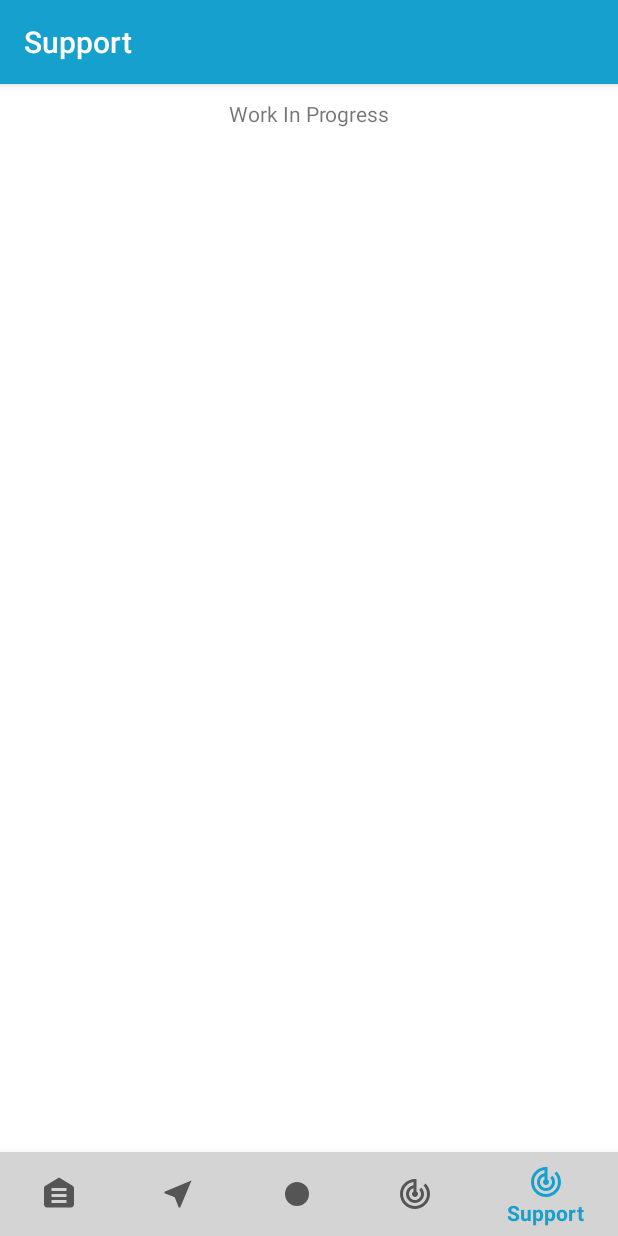
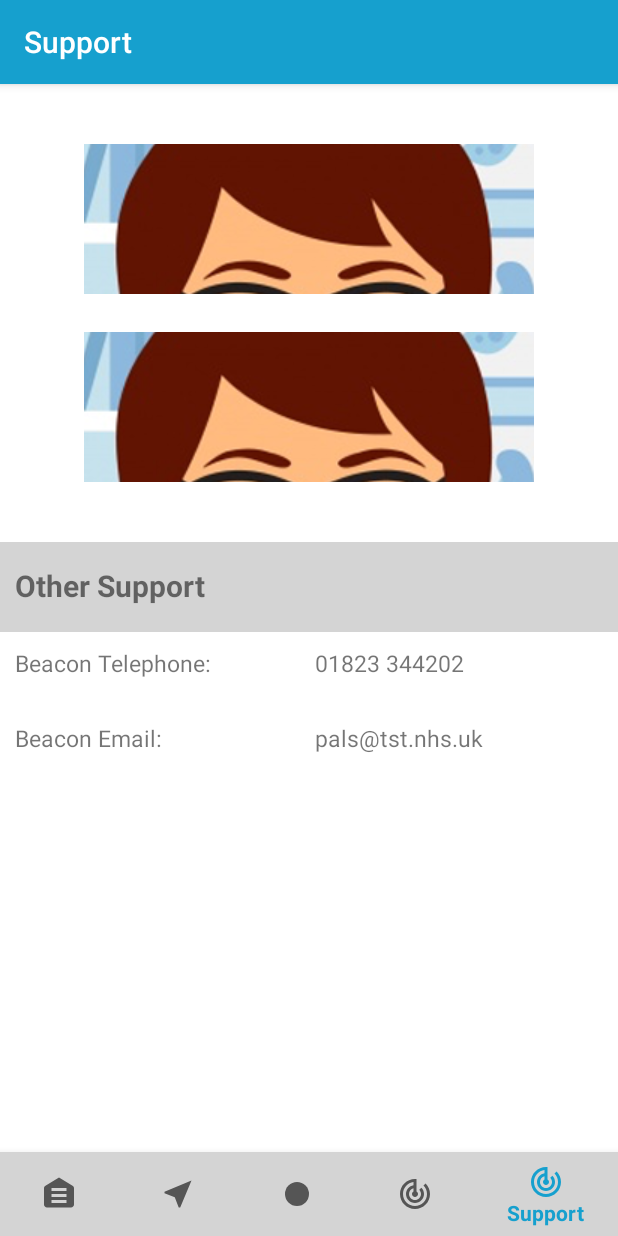
Before and after one commit to chrisUniDev/PRCO203-Android-, an Android app: the screen it shows after launch (MainActivity), item 5 of the bottom bar chosen, on a phone screen of 412 x 824 dp. Run offline under Robolectric (Android 15) with nearby library versions, the phone set to English and light mode, and no system bars.

Commit message:
Support Page designed, needs image update (and button implementation)

```diff
--- a/BBAHealth/app/src/main/java/com/example/bbahealth/MainActivity.java
+++ b/BBAHealth/app/src/main/java/com/example/bbahealth/MainActivity.java
@@ -1,20 +1,13 @@
 package com.example.bbahealth;
 
-import android.content.pm.PackageManager;
 import android.os.Bundle;
 import android.support.annotation.NonNull;
 import android.support.design.widget.BottomNavigationView;
-import android.support.design.widget.TabLayout;
-import android.support.v4.app.Fragment;
-import android.support.v4.app.FragmentManager;
-import android.support.v4.app.FragmentPagerAdapter;
-import android.support.v4.view.ViewPager;
 import android.support.v7.app.AppCompatActivity;
 import android.view.MenuItem;
 import android.view.View;
 import android.widget.AdapterView;
 import android.widget.GridView;
-import android.widget.ImageButton;
 import android.widget.Toast;
 
 public class MainActivity extends AppCompatActivity {
@@ -40,7 +33,6 @@ public class MainActivity extends AppCompatActivity {
                     android.support.v4.app.FragmentTransaction fragmentTransaction1 = getSupportFragmentManager().beginTransaction();
                     fragmentTransaction1.replace(R.id.fragmentScreen, infoFragment, "FragName");
                     fragmentTransaction1.commit();
-                    recordingState = false;
                     infoViewOpen = true;
                     return true;
                 case R.id.navigation_maps:
@@ -49,7 +41,6 @@ public class MainActivity extends AppCompatActivity {
                     fragmentTransaction2.replace(R.id.fragmentScreen, mapsFragment, "FragName");
                     fragmentTransaction2.commit();
                     getSupportFragmentManager().beginTransaction().add(R.id.fragmentScreen, new MapsFragment()).commit();
-                    recordingState = false;
                     infoViewOpen = false;
                     return true;
                 case R.id.navigation_record:
@@ -63,7 +54,6 @@ public class MainActivity extends AppCompatActivity {
                     fragmentTransaction.replace(R.id.recordFragmentScreen, newRecordingFragment, "FragName");
                     fragmentTransaction.commit();
 
-                    recordingState = false;
                     infoViewOpen = false;
                     return true;
                 case R.id.navigation_tracker:
@@ -72,7 +62,6 @@ public class MainActivity extends AppCompatActivity {
                     fragmentTransaction4.replace(R.id.fragmentScreen, trackerFragment, "FragName");
                     fragmentTransaction4.commit();
                     getSupportFragmentManager().beginTransaction().add(R.id.fragmentScreen, new TrackerFragment()).commit();
-                    recordingState = false;
                     infoViewOpen = false;
                     return true;
                 case R.id.navigation_support:
@@ -81,7 +70,6 @@ public class MainActivity extends AppCompatActivity {
                     fragmentTransaction5.replace(R.id.fragmentScreen, supportFragment, "FragName");
                     fragmentTransaction5.commit();
                     getSupportFragmentManager().beginTransaction().add(R.id.fragmentScreen, new SupportFragment()).commit();
-                    recordingState = false;
                     infoViewOpen = false;
                     return true;
             }
@@ -116,8 +104,6 @@ public class MainActivity extends AppCompatActivity {
                 }
             }
         });
-
-
     }
 
     public void openInfoView() {
@@ -127,31 +113,22 @@ public class MainActivity extends AppCompatActivity {
         fragmentTransaction.commit();
     }
 
-    //Recording Area
-
-    boolean recordingState = false;
-
-    public void changeView(View view) {
-        if (!recordingState) {
-            changeViewOld();
-            recordingState = true;
-        } else {
-            changeViewNew();
-            recordingState = false;
-        }
+    public void changeView(View view){
+        changeViewOld();
     }
 
     public void changeViewOld() {
-        setTitle("Old Recordings");
         android.support.v4.app.FragmentTransaction fragmentTransaction = getSupportFragmentManager().beginTransaction();
         fragmentTransaction.replace(R.id.recordFragmentScreen, oldRecordingFragment, "FragName");
         fragmentTransaction.commit();
+        Toast.makeText(MainActivity.this, "FUCK", Toast.LENGTH_SHORT).show();
     }
 
     public void changeViewNew() {
-        setTitle("Record");
         android.support.v4.app.FragmentTransaction fragmentTransaction = getSupportFragmentManager().beginTransaction();
         fragmentTransaction.replace(R.id.recordFragmentScreen, newRecordingFragment, "FragName");
         fragmentTransaction.commit();
     }
+
+
 }
--- a/BBAHealth/app/src/main/java/com/example/bbahealth/NewRecordingFragment.java
+++ b/BBAHealth/app/src/main/java/com/example/bbahealth/NewRecordingFragment.java
@@ -51,14 +51,13 @@ public class NewRecordingFragment extends Fragment {
         playButton.setEnabled(false);
         stopButton.setEnabled(false);
 
-
         recordButton.setOnClickListener(new View.OnClickListener() {
             @Override
             public void onClick(View view) {
 
                 //if(checkPermission()) {
 
-                    AudioSavePathInDevice = Environment.getExternalStorageDirectory().getAbsolutePath() + "/AudioRecording.3gp";
+                AudioSavePathInDevice = Environment.getExternalStorageDirectory().getAbsolutePath() + "/AudioRecordings/Recording" + 1 + ".3gp";
 
                 MediaRecorderReady();
 
@@ -90,6 +89,8 @@ public class NewRecordingFragment extends Fragment {
             @Override
             public void onClick(View view) {
                 mediaRecorder.stop();
+                mediaRecorder.release();
+                mediaRecorder = null;
 
                 stopRecordButton.setEnabled(false);
                 playButton.setEnabled(true);
--- a/BBAHealth/app/src/main/java/com/example/bbahealth/RecordFragment.java
+++ b/BBAHealth/app/src/main/java/com/example/bbahealth/RecordFragment.java
@@ -1,16 +1,14 @@
 package com.example.bbahealth;
 
 import android.os.Bundle;
+import android.support.design.widget.TabItem;
 import android.support.v4.app.Fragment;
-import android.support.v4.app.FragmentActivity;
-import android.support.v4.app.FragmentManager;
-import android.support.v4.app.FragmentTransaction;
 import android.view.LayoutInflater;
 import android.view.View;
 import android.view.ViewGroup;
-import android.widget.Button;
 
 public class RecordFragment extends Fragment{
+
 
     @Override
     public View onCreateView(LayoutInflater inflater, ViewGroup container, Bundle savedInstanceState) {
--- a/BBAHealth/app/src/main/res/layout/fragment_support.xml
+++ b/BBAHealth/app/src/main/res/layout/fragment_support.xml
@@ -1,4 +1,4 @@
-<FrameLayout
+<RelativeLayout
     xmlns:android="http://schemas.android.com/apk/res/android"
     xmlns:tools="http://schemas.android.com/tools"
     android:layout_width="match_parent"
@@ -7,13 +7,83 @@
     android:background="#ffffff"
     >
 
-    <TextView
-        android:layout_width="match_parent"
-        android:layout_height="match_parent"
-        android:text="Work In Progress"
-        android:textAlignment="center"
-        android:textSize="14sp"
-        android:paddingTop="10dp"
+    <ImageButton
+        android:id="@+id/imageButtonNHSOne"
+        android:layout_width="300dp"
+        android:layout_height="100dp"
+        android:layout_marginTop="40dp"
+        android:layout_marginBottom="25dp"
+        android:layout_centerHorizontal="true"
+        android:src="@drawable/ic_card_image_one"
         />
 
-</FrameLayout>
+    <ImageButton
+        android:id="@+id/imageButtonNHSTwo"
+        android:layout_width="300dp"
+        android:layout_height="100dp"
+        android:layout_marginBottom="40dp"
+        android:layout_centerHorizontal="true"
+        android:layout_below="@+id/imageButtonNHSOne"
+        android:src="@drawable/ic_card_image_one"
+        />
+
+    <TextView
+        android:id="@+id/textViewSupportTitle"
+        android:layout_width="match_parent"
+        android:layout_height="60dp"
+        android:text="Other Support"
+        android:textStyle="bold"
+        android:textSize="20sp"
+        android:paddingTop="15dp"
+        android:paddingLeft="10dp"
+        android:layout_below="@+id/imageButtonNHSTwo"
+        android:background="#D4D4D4"
+        />
+
+    <TextView
+        android:id="@+id/textViewSupportTele"
+        android:layout_width="200dp"
+        android:layout_height="50dp"
+        android:text="Beacon Telephone:"
+        android:textSize="15sp"
+        android:paddingTop="10dp"
+        android:paddingLeft="10dp"
+        android:layout_below="@+id/textViewSupportTitle"
+        />
+
+    <TextView
+        android:id="@+id/textViewSupportEmail"
+        android:layout_width="200dp"
+        android:layout_height="50dp"
+        android:text="Beacon Email:"
+        android:textSize="15sp"
+        android:paddingTop="10dp"
+        android:paddingLeft="10dp"
+        android:layout_below="@+id/textViewSupportTele"
+        />
+
+    <TextView
+        android:id="@+id/textViewTele"
+        android:layout_width="215dp"
+        android:layout_height="50dp"
+        android:text="01823 344202"
+        android:textSize="15sp"
+        android:paddingTop="10dp"
+        android:paddingLeft="10dp"
+        android:layout_below="@+id/textViewSupportTitle"
+        android:layout_toRightOf="@+id/textViewSupportTele"
+        />
+
+    <TextView
+        android:id="@+id/textViewEmail"
+        android:layout_width="215dp"
+        android:layout_height="50dp"
+        android:text="pals@tst.nhs.uk"
+        android:textSize="15sp"
+        android:paddingTop="10dp"
+        android:paddingLeft="10dp"
+        android:layout_below="@+id/textViewSupportTele"
+        android:layout_toRightOf="@+id/textViewSupportTele"
+        />
+
+</RelativeLayout>
--- a/BBAHealth/app/src/main/res/values/colors.xml
+++ b/BBAHealth/app/src/main/res/values/colors.xml
@@ -2,5 +2,5 @@
 <resources>
     <color name="colorPrimary">#16a0ce</color>
     <color name="colorPrimaryDark">#000000</color>
-    <color name="colorAccent">#137F7A</color>
+    <color name="colorAccent">#16a0ce</color>
 </resources>
```
Lines whose indentation alone changed are shown as unchanged.
